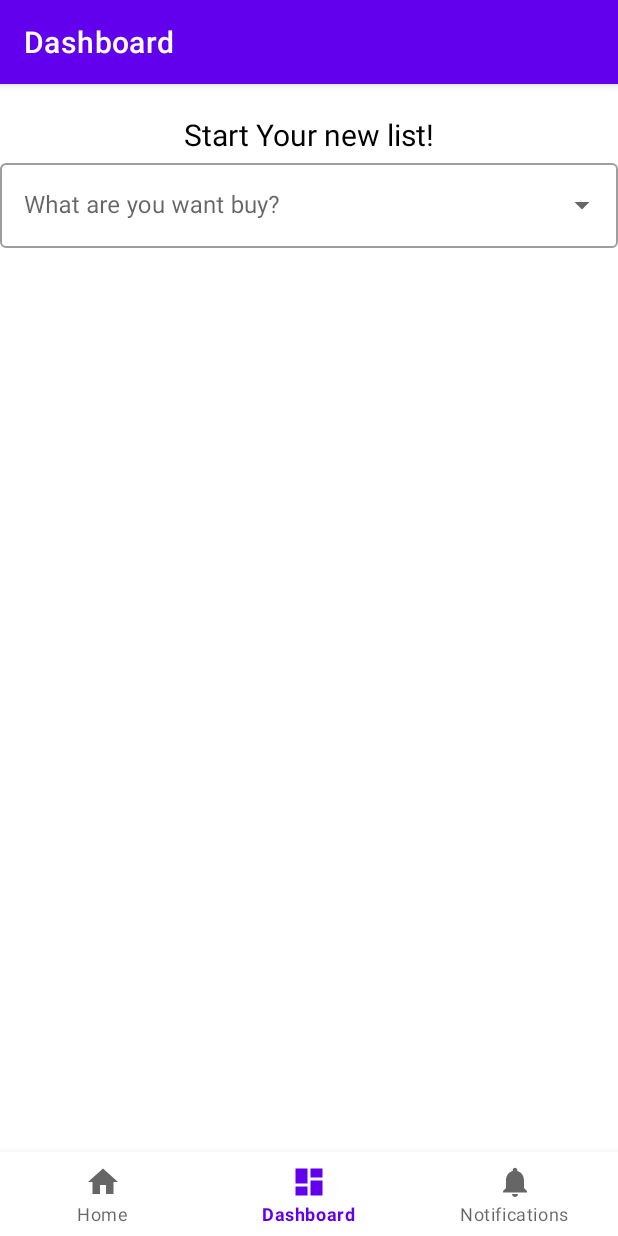
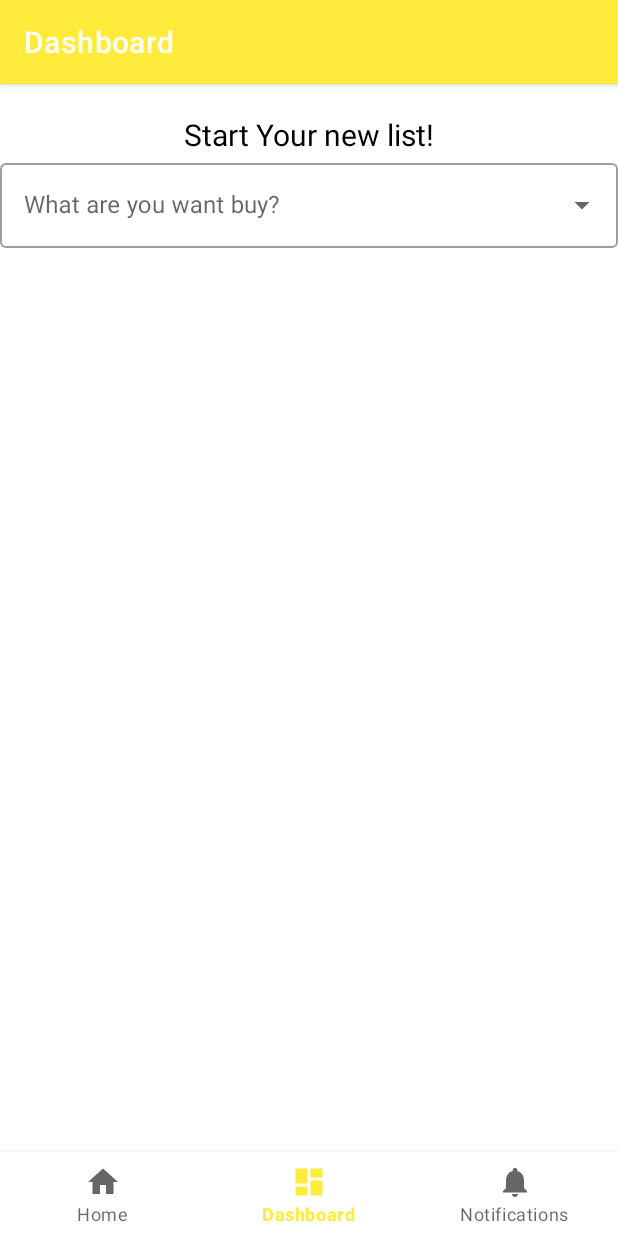
Before and after one commit to Zalezny/ShoppingListApp, an Android app: the CreatorFragment screen opened through its navigation route, on a phone screen of 412 x 824 dp. Run offline under Robolectric (Android 15) with nearby library versions, the phone set to English and light mode, and no system bars; our stand-ins replace navigation-ui.

Commit message:
set creator in viewmodel

```diff
--- /dev/null
+++ b/app/src/main/java/com/example/shooppingg/model/CreatorModel.kt
@@ -0,0 +1,3 @@
+package com.example.shooppingg.model
+
+data class CreatorModel(val title : String, var amount : Int ?= 1)
--- a/app/src/main/java/com/example/shooppingg/view/fragments/CreatorFragment.kt
+++ b/app/src/main/java/com/example/shooppingg/view/fragments/CreatorFragment.kt
@@ -5,17 +5,20 @@ import android.view.KeyEvent
 import android.view.LayoutInflater
 import android.view.View
 import android.view.ViewGroup
-import android.widget.Button
+import android.widget.AutoCompleteTextView
 import android.widget.TextView
-import androidx.core.widget.addTextChangedListener
+import android.widget.Toast
 import androidx.fragment.app.Fragment
+import androidx.fragment.app.activityViewModels
 import androidx.lifecycle.ViewModelProvider
 import androidx.recyclerview.widget.LinearLayoutManager
 import com.example.shooppingg.databinding.FragmentCreatorBinding
+import com.example.shooppingg.model.CreatorModel
 import com.example.shooppingg.view.adapters.CreatorRVAdapter
-import com.example.shooppingg.viewmodel.DashboardViewModel
+import com.example.shooppingg.viewmodel.CreatorViewModel
 
 class CreatorFragment : Fragment() {
+    private val viewModel: CreatorViewModel by activityViewModels()
 
     private var _binding: FragmentCreatorBinding? = null
 
@@ -28,22 +31,27 @@ class CreatorFragment : Fragment() {
         container: ViewGroup?,
         savedInstanceState: Bundle?
     ): View {
-        val dashboardViewModel =
-            ViewModelProvider(this).get(DashboardViewModel::class.java)
+        val creatorViewModel =
+            ViewModelProvider(this).get(CreatorViewModel::class.java)
 
         _binding = FragmentCreatorBinding.inflate(inflater, container, false)
         val root: View = binding.root
 
+
+        val exFabCreator = binding.creatorExtendedFab
         // Text View of Creator
         val tvCreator = binding.creatorListTextView
         // Autocomplete Text View of Creator
         val atvCreator = binding.creatorListAutoCompleteTextView
         // Recycler View of Creator
         val rvCreator = binding.creatorListItemRecyclerView
-        // Array List of items
-        val itemsList : ArrayList<String> = arrayListOf()
         // Adapter of CreatorRVAdapter
-        val rvAdapter = CreatorRVAdapter(itemsList)
+        val rvAdapter = CreatorRVAdapter(viewModel.itemsList.value!!)
+
+        // init observers ui
+        initObservers(atvCreator)
+
+        viewModel.setRecyclerViewAdapter(rvAdapter)
         // Set layout manager of rvCreator
         rvCreator.layoutManager = LinearLayoutManager(context)
         // Set adapter of rvCreator
@@ -55,23 +63,22 @@ class CreatorFragment : Fragment() {
         atvCreator.setOnKeyListener { _, i, keyEvent ->
             if(keyEvent.action == KeyEvent.ACTION_DOWN && i == KeyEvent.KEYCODE_ENTER) {
                 // selected item/ write item in atvCreator
-                val item = atvCreator.text.toString()
+                viewModel.setAtvText(atvCreator.text.toString())
+                val item = viewModel.getAtvText().value!!
+
                 // check item is exist?
                 if(checkItem(item))
                     {
-                        itemsList.add(item)
+                        val obj = CreatorModel(item)
+                        viewModel.addItem(obj)
                         rvAdapter.notifyDataSetChanged()
-                        atvCreator.text.clear()
+                        viewModel.setAtvText("")
+                        exFabCreator.visibility = View.VISIBLE
                     }
 
             }
             false
         }
-
-
-
-
-
 
 
         return root
@@ -82,8 +89,28 @@ class CreatorFragment : Fragment() {
         _binding = null
     }
 
+    private fun initObservers(atvCreator : AutoCompleteTextView) {
+        //set text on the start of atvText
+        atvCreator.setText(viewModel.getAtvText().value)
+        //observer of atvText
+        viewModel.getAtvText().observe(viewLifecycleOwner){
+            atvCreator.setText(it)
+        }
+    }
+
     private fun checkItem(item : String) : Boolean {
+        //check is empty or null
+        if(item.isNullOrEmpty()) {
+            toastMessage("Cannot be null!!")
+            return false
+        }
         //todo: check item is exist?
         return true
     }
+
+    //toast message scheme (default value of shortMsg is true
+    private fun toastMessage(message : String, shortMsg: Boolean = true) {
+        if(shortMsg) Toast.makeText(context, message, Toast.LENGTH_SHORT).show()
+        else Toast.makeText(context, message, Toast.LENGTH_LONG).show()
+    }
 }
--- /dev/null
+++ b/app/src/main/java/com/example/shooppingg/viewmodel/CreatorViewModel.kt
@@ -0,0 +1,29 @@
+package com.example.shooppingg.viewmodel
+
+import androidx.lifecycle.LiveData
+import androidx.lifecycle.MutableLiveData
+import androidx.lifecycle.ViewModel
+import com.example.shooppingg.model.CreatorModel
+import com.example.shooppingg.view.adapters.CreatorRVAdapter
+
+class CreatorViewModel : ViewModel() {
+
+    private val _recyclerViewAdapter = MutableLiveData<CreatorRVAdapter>()
+
+    fun getRecyclerViewAdapter() = _recyclerViewAdapter
+    fun setRecyclerViewAdapter(rvAdapter : CreatorRVAdapter) {
+        _recyclerViewAdapter.value = rvAdapter
+    }
+
+    private val _atvText = MutableLiveData<String>().apply { value = "" }
+    fun getAtvText() = _atvText
+    fun setAtvText(text : String) { _atvText.value = text }
+
+    private val _itemsList = MutableLiveData<ArrayList<CreatorModel>>().apply { value = arrayListOf()}
+    val itemsList get() = _itemsList
+
+    fun addItem(item: CreatorModel) {
+        _itemsList.value!!.add(item)
+    }
+
+}
--- a/app/src/main/java/com/example/shooppingg/viewmodel/DashboardViewModel.kt
+++ /dev/null
@@ -1,13 +0,0 @@
-package com.example.shooppingg.viewmodel
-
-import androidx.lifecycle.LiveData
-import androidx.lifecycle.MutableLiveData
-import androidx.lifecycle.ViewModel
-
-class DashboardViewModel : ViewModel() {
-
-    private val _text = MutableLiveData<String>().apply {
-        value = "This is dashboard Fragment"
-    }
-    val text: LiveData<String> = _text
-}
--- a/app/src/main/res/layout/fragment_creator.xml
+++ b/app/src/main/res/layout/fragment_creator.xml
@@ -58,4 +58,18 @@
             />
     </androidx.core.widget.NestedScrollView>
 
+    <com.google.android.material.floatingactionbutton.ExtendedFloatingActionButton
+        android:id="@+id/creatorExtendedFab"
+        android:layout_width="wrap_content"
+        android:layout_height="wrap_content"
+        android:layout_gravity="bottom|center"
+        android:visibility="gone"
+        android:layout_margin="16dp"
+        android:text="add list"
+        app:icon="@drawable/ic_add"
+        android:textAlignment="center"
+        app:layout_constraintBottom_toBottomOf="@+id/creatorListNestedScrollView"
+        app:layout_constraintEnd_toEndOf="parent"
+        app:layout_constraintStart_toStartOf="parent" />
+
 </androidx.constraintlayout.widget.ConstraintLayout>
--- a/app/src/main/res/values-night/themes.xml
+++ b/app/src/main/res/values-night/themes.xml
@@ -2,12 +2,12 @@
     <!-- Base application theme. -->
     <style name="Theme.Shooppingg" parent="Theme.MaterialComponents.DayNight.DarkActionBar">
         <!-- Primary brand color. -->
-        <item name="colorPrimary">@color/purple_200</item>
-        <item name="colorPrimaryVariant">@color/purple_700</item>
+        <item name="colorPrimary">@color/primaryColor</item>
+        <item name="colorPrimaryVariant">@color/primaryDarkColor</item>
         <item name="colorOnPrimary">@color/black</item>
         <!-- Secondary brand color. -->
-        <item name="colorSecondary">@color/teal_200</item>
-        <item name="colorSecondaryVariant">@color/teal_200</item>
+        <item name="colorSecondary">@color/secondaryColor</item>
+        <item name="colorSecondaryVariant">@color/secondaryDarkColor</item>
         <item name="colorOnSecondary">@color/black</item>
         <!-- Status bar color. -->
         <item name="android:statusBarColor" tools:targetApi="l">?attr/colorPrimaryVariant</item>
--- a/app/src/main/res/values/colors.xml
+++ b/app/src/main/res/values/colors.xml
@@ -8,4 +8,13 @@
     <color name="black">#FF000000</color>
     <color name="white">#FFFFFFFF</color>
     <color name="light_gray">#D3D3D3</color>
+
+    <color name="primaryColor">#ffeb3b</color>
+    <color name="primaryLightColor">#c8b900</color>
+    <color name="primaryDarkColor">#c8b900</color>
+    <color name="secondaryColor">#fff59d</color>
+    <color name="secondaryLightColor">#ffffcf</color>
+    <color name="secondaryDarkColor">#cbc26d</color>
+    <color name="primaryTextColor">#000000</color>
+    <color name="secondaryTextColor">#000000</color>
 </resources>
--- a/app/src/main/res/values/themes.xml
+++ b/app/src/main/res/values/themes.xml
@@ -2,12 +2,12 @@
     <!-- Base application theme. -->
     <style name="Theme.Shooppingg" parent="Theme.MaterialComponents.DayNight.DarkActionBar">
         <!-- Primary brand color. -->
-        <item name="colorPrimary">@color/purple_500</item>
-        <item name="colorPrimaryVariant">@color/purple_700</item>
+        <item name="colorPrimary">@color/primaryColor</item>
+        <item name="colorPrimaryVariant">@color/primaryLightColor</item>
         <item name="colorOnPrimary">@color/white</item>
         <!-- Secondary brand color. -->
-        <item name="colorSecondary">@color/teal_200</item>
-        <item name="colorSecondaryVariant">@color/teal_700</item>
+        <item name="colorSecondary">@color/secondaryColor</item>
+        <item name="colorSecondaryVariant">@color/secondaryLightColor</item>
         <item name="colorOnSecondary">@color/black</item>
         <!-- Status bar color. -->
         <item name="android:statusBarColor" tools:targetApi="l">?attr/colorPrimaryVariant</item>
```
Also changed, not shown: app/src/main/java/com/example/shooppingg/view/adapters/CreatorRVAdapter.kt (+12 -4 lines).
